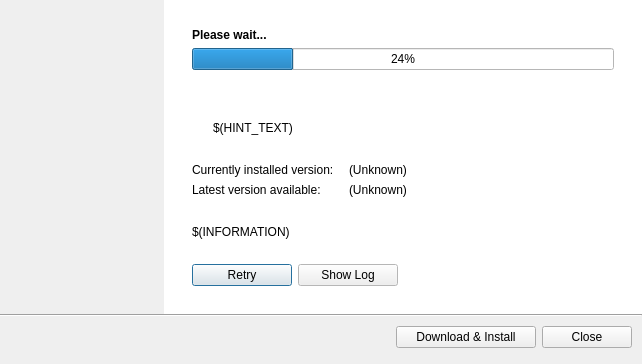
Qt form gui/UpdateDialog.ui (lordmulder/LameXP) before a commit.
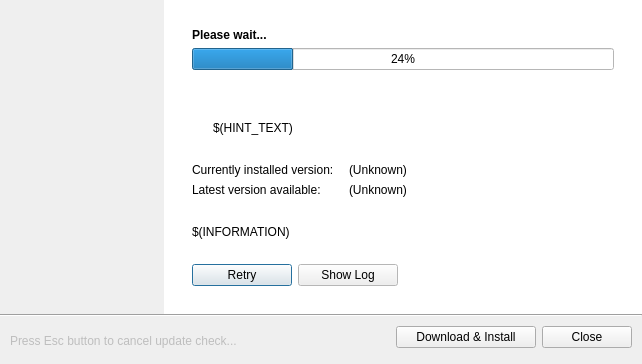
The same form after that commit. Icons and pictures are not drawn.

Commit message: Cancel update checker thread when user presses Esc button.

Diff of the .ui file:
```diff
--- a/gui/UpdateDialog.ui
+++ b/gui/UpdateDialog.ui
@@ -564,6 +564,19 @@
        <property name="margin">
         <number>10</number>
        </property>
+       <item>
+        <widget class="QLabel" name="cancelLabel">
+         <property name="enabled">
+          <bool>false</bool>
+         </property>
+         <property name="text">
+          <string>Press Esc button to cancel update check...</string>
+         </property>
+         <property name="alignment">
+          <set>Qt::AlignBottom|Qt::AlignLeading|Qt::AlignLeft</set>
+         </property>
+        </widget>
+       </item>
        <item>
         <spacer name="horizontalSpacer">
          <property name="orientation">
```
The commit also changes 2 other files.
